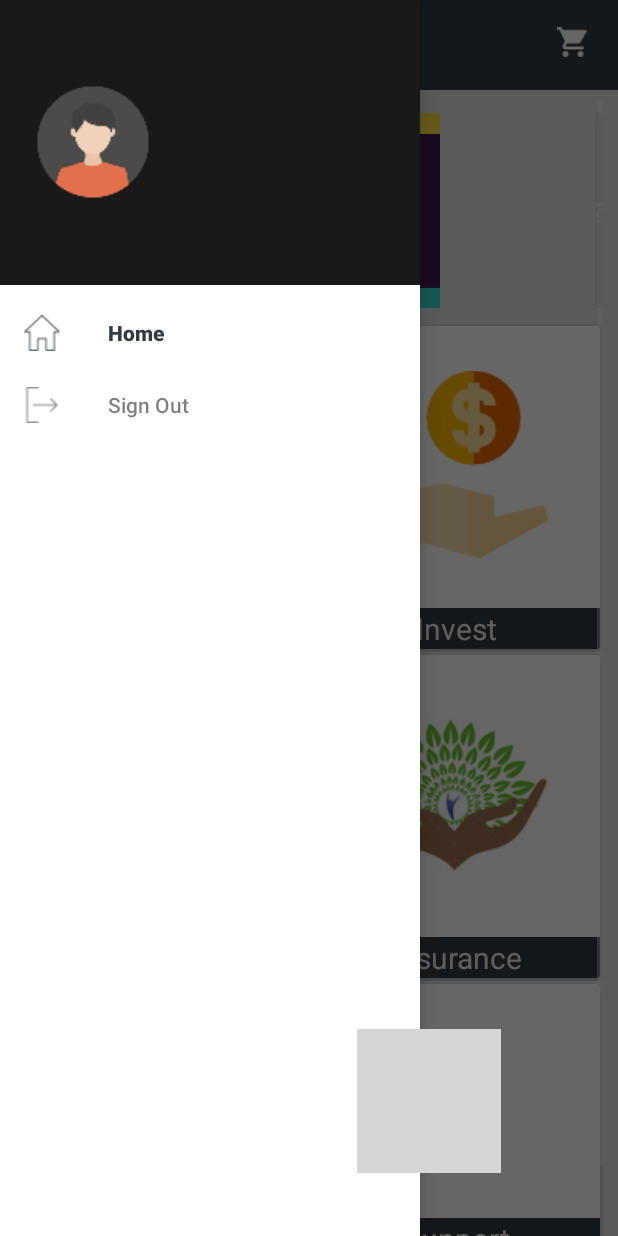
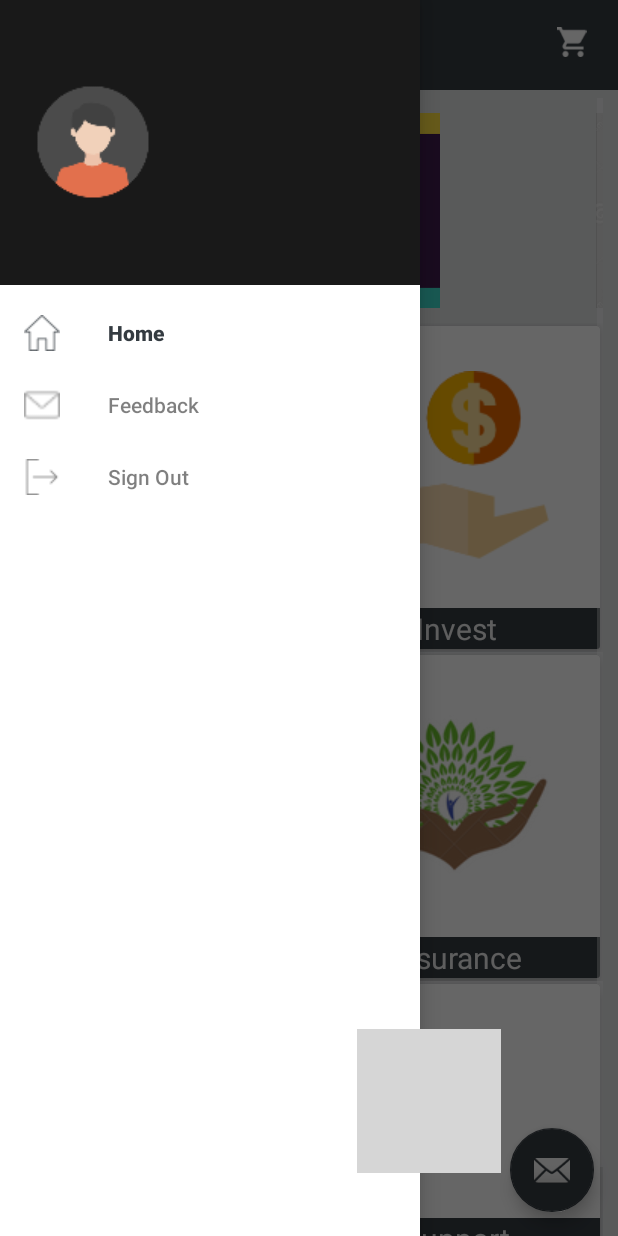
Before and after one commit to shrukul/FArmourPartner, an Android app: the MainActivity screen opened directly, with no data from a screen before it, with the side drawer open, on a phone screen of 412 x 824 dp. Run offline under Robolectric (Android 15) with nearby library versions, the phone set to English and light mode, and no system bars; libraries missing offline, so code that uses them is left out: com.arlib.floatingsearchview; plain views replace FloatingSearchView; 3 statements that could not run were skipped; grey boxes are pictures that could not be loaded.

Commit message:
Added floatingActionButton

```diff
--- a/app/src/main/res/layout/activity_main.xml
+++ b/app/src/main/res/layout/activity_main.xml
@@ -52,8 +52,16 @@
             android:layout_height="match_parent"
             android:background="@color/bg_color"
             android:layout_marginTop="60.0dip">
+        </FrameLayout>
 
-        </FrameLayout>
+        <android.support.design.widget.FloatingActionButton
+            android:id="@+id/fab"
+            android:layout_width="wrap_content"
+            android:layout_height="wrap_content"
+            android:layout_alignParentBottom="true"
+            android:layout_alignParentRight="true"
+            android:layout_margin="16.0dip"
+            android:src="@android:drawable/ic_dialog_email" />
 
     </RelativeLayout>
 
--- a/app/src/main/res/menu/drawer.xml
+++ b/app/src/main/res/menu/drawer.xml
@@ -12,6 +12,11 @@
             android:title="@string/home_string" />
 
         <item
+            android:id="@+id/feedback"
+            android:icon="@drawable/feedback"
+            android:title="@string/feedback" />
+
+        <item
             android:id="@+id/signout"
             android:icon="@drawable/logout"
             android:title="@string/signout" />
--- a/app/src/main/res/values/strings.xml
+++ b/app/src/main/res/values/strings.xml
@@ -8,4 +8,5 @@
     <string name="signout">Sign Out</string>
     <string name="openDrawer">Open navigation drawer</string>
     <string name="closeDrawer">Close navigation drawer</string>
+    <string name="feedback">Feedback</string>
 </resources>
```
Also changed, not shown: app/src/main/java/com/example/shrukul/farmourseller/MainActivity.java (+23 -0 lines), app/src/main/res/drawable-xhdpi/feedback.png (added).
